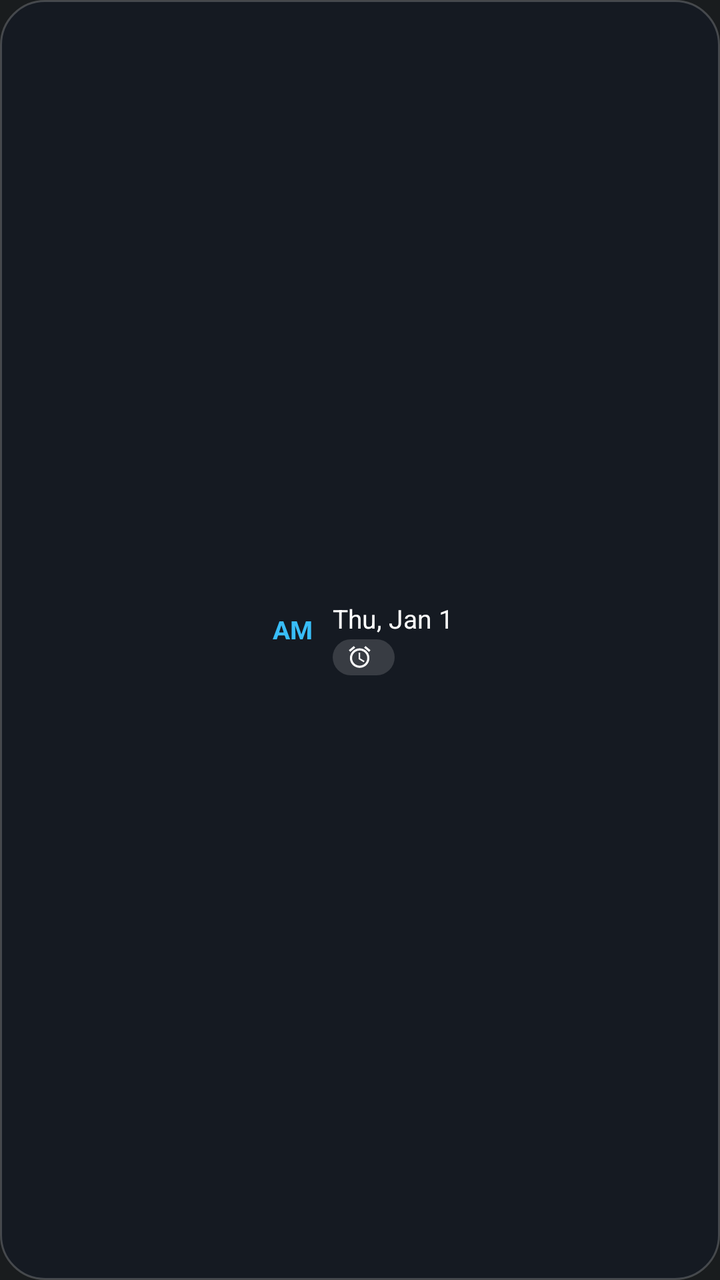
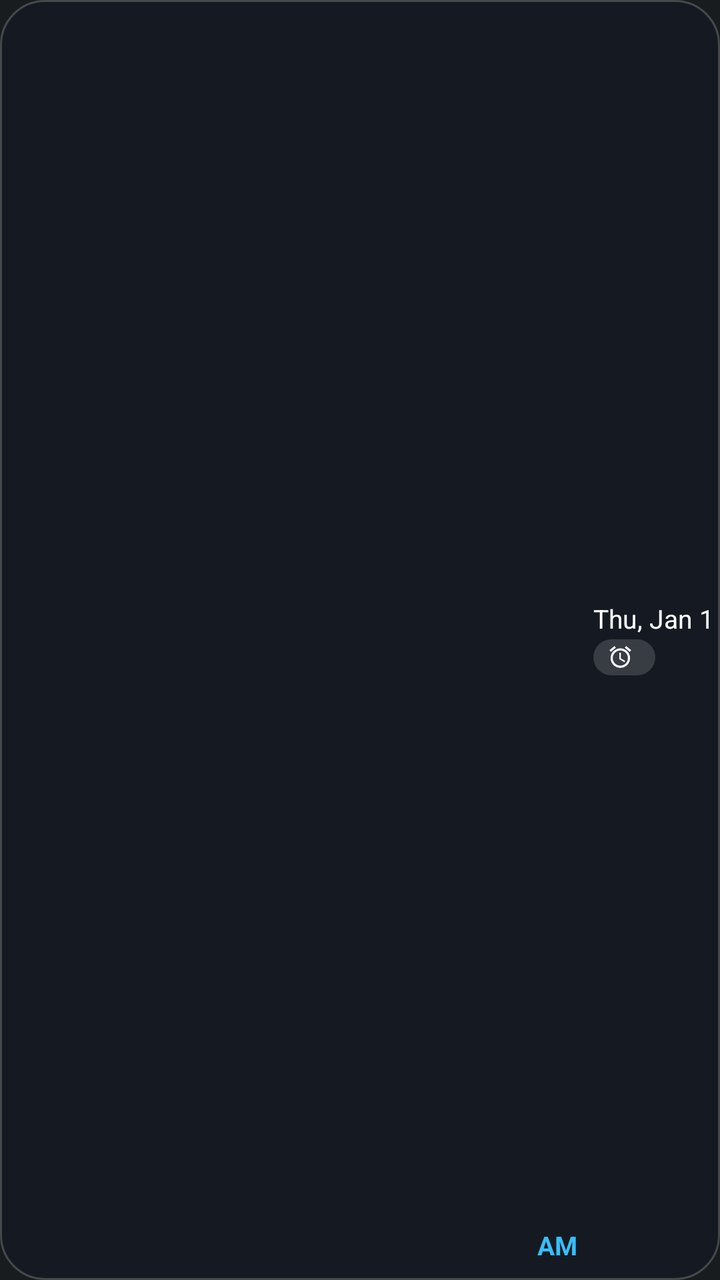

Two renders of the same Android screen: before a commit and after it. Below are the layout's source before the change and the commit's diff.
<!-- AndroidManifest.xml: application theme Theme.ChronoClock -->
<!-- res/layout/widget_clock_wide.xml -->
<?xml version="1.0" encoding="utf-8"?>
<FrameLayout xmlns:android="http://schemas.android.com/apk/res/android"
    android:id="@+id/widget_root"
    android:layout_width="match_parent"
    android:layout_height="match_parent"
    android:background="@drawable/bg_widget_frosted_dark"
    android:contentDescription="@string/cd_open_clock"
    android:padding="3dp">

    <LinearLayout
        android:id="@+id/content_container"
        android:layout_width="match_parent"
        android:layout_height="match_parent"
        android:gravity="center"
        android:orientation="vertical">

        <LinearLayout
            android:id="@+id/main_horizontal_row"
            android:layout_width="wrap_content"
            android:layout_height="wrap_content"
            android:gravity="center_vertical"
            android:orientation="horizontal">

            <LinearLayout
                android:id="@+id/time_row"
                android:layout_width="wrap_content"
                android:layout_height="wrap_content"
                android:gravity="bottom"
                android:orientation="horizontal">

                <FrameLayout
                    android:id="@+id/time_layer_frame"
                    android:layout_width="wrap_content"
                    android:layout_height="wrap_content" />

                <TextClock
                    android:id="@+id/tc_ampm"
                    style="@style/ClockText.Sans.Bold"
                    android:layout_width="wrap_content"
                    android:layout_height="wrap_content"
                    android:layout_marginStart="3dp"
                    android:layout_marginBottom="3dp"
                    android:format12Hour="a"
                    android:format24Hour=""
                    android:textColor="@color/sky_400"
                    android:textSize="13sp" />
            </LinearLayout>

            <LinearLayout
                android:id="@+id/meta_beside_column"
                android:layout_width="wrap_content"
                android:layout_height="wrap_content"
                android:layout_marginStart="10dp"
                android:gravity="start|center_vertical"
                android:orientation="vertical">

                <TextClock
                    android:id="@+id/tc_date_beside"
                    style="@style/ClockText.Sans.Regular"
                    android:layout_width="wrap_content"
                    android:layout_height="wrap_content"
                    android:format12Hour="EEE, MMM d"
                    android:format24Hour="EEE, d MMM"
                    android:textColor="@color/white"
                    android:textSize="13sp" />

                <LinearLayout
                    android:id="@+id/alarm_container_beside"
                    android:layout_width="wrap_content"
                    android:layout_height="wrap_content"
                    android:layout_marginTop="2dp"
                    android:background="@drawable/bg_alarm_pill"
                    android:gravity="center_vertical"
                    android:orientation="horizontal"
                    android:paddingHorizontal="7dp"
                    android:paddingVertical="2dp">

                    <ImageView
                        android:id="@+id/iv_alarm_beside"
                        android:layout_width="13dp"
                        android:layout_height="13dp"
                        android:contentDescription="@string/cd_alarm_icon"
                        android:src="@drawable/ic_alarm_clock" />

                    <TextView
                        android:id="@+id/tv_alarm_beside"
                        style="@style/ClockText.Sans.Bold"
                        android:layout_width="wrap_content"
                        android:layout_height="wrap_content"
                        android:layout_marginStart="4dp"
                        android:textColor="@color/amber_500"
                        android:textSize="12sp" />
                </LinearLayout>
            </LinearLayout>
        </LinearLayout>

        <LinearLayout
            android:id="@+id/meta_below_row"
            android:layout_width="wrap_content"
            android:layout_height="wrap_content"
            android:layout_marginTop="1dp"
            android:gravity="center_vertical"
            android:orientation="horizontal"
            android:visibility="gone">

            <TextClock
                android:id="@+id/tc_date_below"
                style="@style/ClockText.Sans.Regular"
                android:layout_width="wrap_content"
                android:layout_height="wrap_content"
                android:format12Hour="EEEE, MMM d"
                android:format24Hour="EEEE, d MMM"
                android:textColor="@color/white"
                android:textSize="13sp" />

            <LinearLayout
                android:id="@+id/alarm_container_below"
                android:layout_width="wrap_content"
                android:layout_height="wrap_content"
                android:layout_marginStart="8dp"
                android:background="@drawable/bg_alarm_pill"
                android:gravity="center_vertical"
                android:orientation="horizontal"
                android:paddingHorizontal="7dp"
                android:paddingVertical="2dp">

                <ImageView
                    android:id="@+id/iv_alarm_below"
                    android:layout_width="13dp"
                    android:layout_height="13dp"
                    android:contentDescription="@string/cd_alarm_icon"
                    android:src="@drawable/ic_alarm_clock" />

                <TextView
                    android:id="@+id/tv_alarm_below"
                    style="@style/ClockText.Sans.Bold"
                    android:layout_width="wrap_content"
                    android:layout_height="wrap_content"
                    android:layout_marginStart="4dp"
                    android:textColor="@color/amber_500"
                    android:textSize="12sp" />
            </LinearLayout>
        </LinearLayout>
    </LinearLayout>
</FrameLayout>
<!-- resources referenced by this layout -->
<resources>
  <color name="amber_500">#FFF59E0B</color>
  <color name="sky_400">#FF38BDF8</color>
  <color name="white">#FFFFFFFF</color>
  <!-- drawable bg_alarm_pill (drawable) -->
  <?xml version="1.0" encoding="utf-8"?>
  <shape xmlns:android="http://schemas.android.com/apk/res/android"
      android:shape="rectangle">
      <solid android:color="#26FFFFFF" />
      <corners android:radius="999dp" />
  </shape>
  <!-- drawable bg_widget_frosted_dark (drawable) -->
  <?xml version="1.0" encoding="utf-8"?>
  <shape xmlns:android="http://schemas.android.com/apk/res/android"
      android:shape="rectangle">
      <solid android:color="#660F172A" />
      <stroke
          android:width="1dp"
          android:color="#33FFFFFF" />
      <corners android:radius="22dp" />
  </shape>
  <!-- drawable ic_alarm_clock (drawable) -->
  <vector xmlns:android="http://schemas.android.com/apk/res/android"
      android:width="18dp"
      android:height="18dp"
      android:viewportWidth="24"
      android:viewportHeight="24">
      <path
          android:fillColor="#FFFFFFFF"
          android:pathData="M22,5.72l-4.6,-3.86 -1.29,1.53 4.6,3.86L22,5.72zM7.88,3.39L6.6,1.86 2,5.71l1.29,1.53 4.59,-3.85zM12.5,8L11,8v6l4.75,2.85 0.75,-1.23 -4,-2.37L12.5,8zM12,4c-4.97,0 -9,4.03 -9,9s4.02,9 9,9c4.97,0 9,-4.03 9,-9s-4.03,-9 -9,-9zM12,20c-3.87,0 -7,-3.13 -7,-7s3.13,-7 7,-7 7,3.13 7,7 -3.13,7 -7,7z" />
  </vector>
  <string name="cd_alarm_icon">Next alarm</string>
  <string name="cd_open_clock">Tap to open system Clock app</string>
  <style name="ClockText.Sans.Bold" parent="ClockTextBase">
          <item name="android:fontFamily">sans-serif</item>
          <item name="android:textStyle">bold</item>
      </style>
  <style name="ClockText.Sans.Regular" parent="ClockTextBase">
          <item name="android:fontFamily">sans-serif</item>
          <item name="android:textStyle">normal</item>
      </style>
  <style name="Theme.ChronoClock" parent="android:Theme.DeviceDefault.NoActionBar" />
  <style name="ClockTextBase">
          <item name="android:includeFontPadding">false</item>
          <item name="android:maxLines">1</item>
          <item name="android:ellipsize">end</item>
          <item name="android:fontFeatureSettings">tnum</item>
      </style>
</resources>

<!-- the commit's change to res/layout/widget_clock_wide.xml (unified diff, before → after) -->
@@ -16,51 +16,59 @@
 
         <LinearLayout
             android:id="@+id/main_horizontal_row"
-            android:layout_width="wrap_content"
-            android:layout_height="wrap_content"
+            android:layout_width="match_parent"
+            android:layout_height="0dp"
+            android:layout_weight="1"
             android:gravity="center_vertical"
             android:orientation="horizontal">
 
             <LinearLayout
                 android:id="@+id/time_row"
-                android:layout_width="wrap_content"
-                android:layout_height="wrap_content"
-                android:gravity="bottom"
+                android:layout_width="0dp"
+                android:layout_height="match_parent"
+                android:layout_weight="1"
+                android:gravity="center"
                 android:orientation="horizontal">
 
                 <FrameLayout
                     android:id="@+id/time_layer_frame"
-                    android:layout_width="wrap_content"
-                    android:layout_height="wrap_content" />
+                    android:layout_width="0dp"
+                    android:layout_height="match_parent"
+                    android:layout_weight="1" />
 
                 <TextClock
                     android:id="@+id/tc_ampm"
-                    style="@style/ClockText.Sans.Bold"
+                    style="@style/ClockMetaBase"
                     android:layout_width="wrap_content"
                     android:layout_height="wrap_content"
+                    android:layout_gravity="bottom"
                     android:layout_marginStart="3dp"
                     android:layout_marginBottom="3dp"
+                    android:fontFamily="sans-serif"
                     android:format12Hour="a"
                     android:format24Hour=""
                     android:textColor="@color/sky_400"
-                    android:textSize="13sp" />
+                    android:textSize="13sp"
+                    android:textStyle="bold" />
             </LinearLayout>
 
             <LinearLayout
                 android:id="@+id/meta_beside_column"
                 android:layout_width="wrap_content"
                 android:layout_height="wrap_content"
-                android:layout_marginStart="10dp"
+                android:layout_marginStart="8dp"
                 android:gravity="start|center_vertical"
                 android:orientation="vertical">
 
                 <TextClock
                     android:id="@+id/tc_date_beside"
-                    style="@style/ClockText.Sans.Regular"
+                    style="@style/ClockMetaBase"
                     android:layout_width="wrap_content"
                     android:layout_height="wrap_content"
+                    android:fontFamily="sans-serif"
                     android:format12Hour="EEE, MMM d"
                     android:format24Hour="EEE, d MMM"
+                    android:maxWidth="135dp"
                     android:textColor="@color/white"
                     android:textSize="13sp" />
 
@@ -84,12 +92,14 @@
 
                     <TextView
                         android:id="@+id/tv_alarm_beside"
-                        style="@style/ClockText.Sans.Bold"
+                        style="@style/ClockMetaBase"
                         android:layout_width="wrap_content"
                         android:layout_height="wrap_content"
                         android:layout_marginStart="4dp"
+                        android:fontFamily="sans-serif"
                         android:textColor="@color/amber_500"
-                        android:textSize="12sp" />
+                        android:textSize="12sp"
+                        android:textStyle="bold" />
                 </LinearLayout>
             </LinearLayout>
         </LinearLayout>
@@ -98,6 +108,7 @@
             android:id="@+id/meta_below_row"
             android:layout_width="wrap_content"
             android:layout_height="wrap_content"
+            android:layout_gravity="center_horizontal"
             android:layout_marginTop="1dp"
             android:gravity="center_vertical"
             android:orientation="horizontal"
@@ -105,9 +116,10 @@
 
             <TextClock
                 android:id="@+id/tc_date_below"
-                style="@style/ClockText.Sans.Regular"
+                style="@style/ClockMetaBase"
                 android:layout_width="wrap_content"
                 android:layout_height="wrap_content"
+                android:fontFamily="sans-serif"
                 android:format12Hour="EEEE, MMM d"
                 android:format24Hour="EEEE, d MMM"
                 android:textColor="@color/white"
@@ -133,12 +145,14 @@
 
                 <TextView
                     android:id="@+id/tv_alarm_below"
-                    style="@style/ClockText.Sans.Bold"
+                    style="@style/ClockMetaBase"
                     android:layout_width="wrap_content"
                     android:layout_height="wrap_content"
                     android:layout_marginStart="4dp"
+                    android:fontFamily="sans-serif"
                     android:textColor="@color/amber_500"
-                    android:textSize="12sp" />
+                    android:textSize="12sp"
+                    android:textStyle="bold" />
             </LinearLayout>
         </LinearLayout>
     </LinearLayout>
<!-- resource entries referenced after the edit -->
@@ -32,20 +32,11 @@
   </vector>
   <string name="cd_alarm_icon">Next alarm</string>
   <string name="cd_open_clock">Tap to open system Clock app</string>
-  <style name="ClockText.Sans.Bold" parent="ClockTextBase">
-          <item name="android:fontFamily">sans-serif</item>
-          <item name="android:textStyle">bold</item>
-      </style>
-  <style name="ClockText.Sans.Regular" parent="ClockTextBase">
-          <item name="android:fontFamily">sans-serif</item>
-          <item name="android:textStyle">normal</item>
-      </style>
-  <style name="Theme.ChronoClock" parent="android:Theme.DeviceDefault.NoActionBar" />
-  <style name="ClockTextBase">
+  <style name="ClockMetaBase">
           <item name="android:includeFontPadding">false</item>
           <item name="android:maxLines">1</item>
           <item name="android:ellipsize">end</item>
-          <item name="android:fontFeatureSettings">tnum</item>
       </style>
+  <style name="Theme.ChronoClock" parent="android:Theme.DeviceDefault.NoActionBar" />
 </resources>
 
